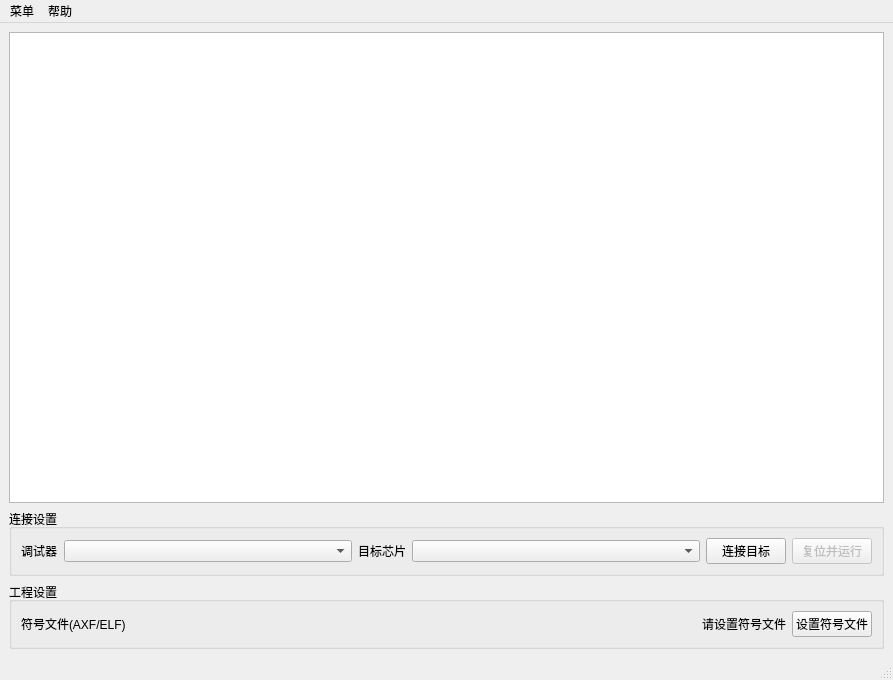
Old version of the form mainwindow.ui in the repository Skythinker616/LinkScope.
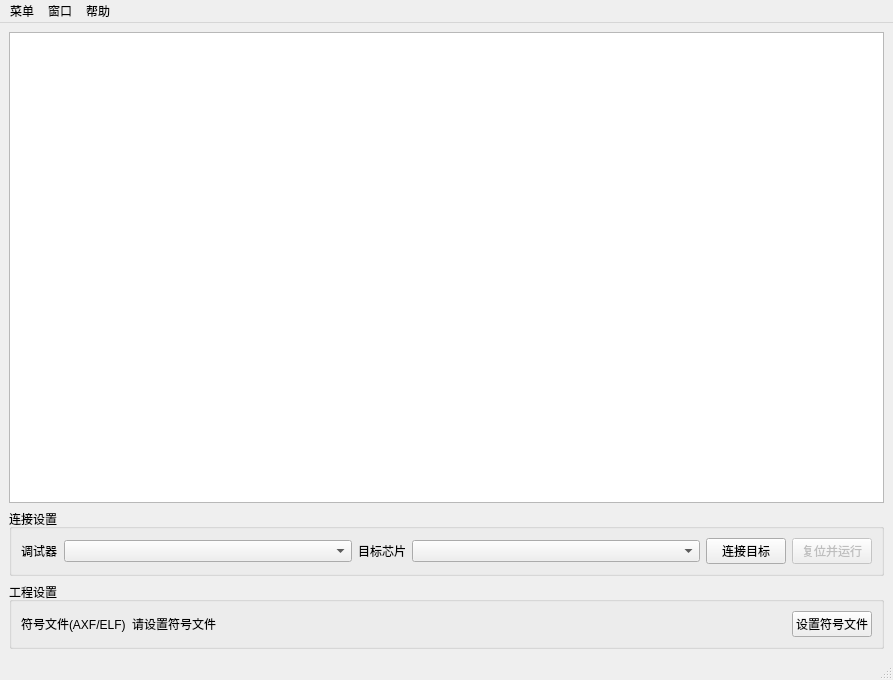
New version of the form.

Commit message: 增加变量选择器；美化帮助窗口和关于窗口；添加反馈通道；添加检查更新功能；版本号更新为V1.0.2

The edit to the form file:
```diff
--- a/mainwindow.ui
+++ b/mainwindow.ui
@@ -91,24 +91,23 @@
          </property>
         </widget>
        </item>
-       <item>
-        <spacer name="horizontalSpacer_2">
-         <property name="orientation">
-          <enum>Qt::Horizontal</enum>
-         </property>
-         <property name="sizeHint" stdset="0">
-          <size>
-           <width>557</width>
-           <height>20</height>
-          </size>
-         </property>
-        </spacer>
-       </item>
        <item>
         <widget class="QLabel" name="txt_axf_path">
+         <property name="sizePolicy">
+          <sizepolicy hsizetype="Expanding" vsizetype="Preferred">
+           <horstretch>0</horstretch>
+           <verstretch>0</verstretch>
+          </sizepolicy>
+         </property>
          <property name="text">
           <string>请设置符号文件</string>
          </property>
+         <property name="alignment">
+          <set>Qt::AlignLeading|Qt::AlignLeft|Qt::AlignVCenter</set>
+         </property>
+         <property name="wordWrap">
+          <bool>true</bool>
+         </property>
         </widget>
        </item>
        <item>
@@ -154,7 +153,15 @@
     <addaction name="action_homepage"/>
     <addaction name="action_about"/>
    </widget>
+   <widget class="QMenu" name="menu_3">
+    <property name="title">
+     <string>窗口</string>
+    </property>
+    <addaction name="action_show_graph"/>
+    <addaction name="action_show_selector"/>
+   </widget>
    <addaction name="menu"/>
+   <addaction name="menu_3"/>
    <addaction name="menu_2"/>
   </widget>
   <widget class="QStatusBar" name="statusbar"/>
```
Left out of the diff: 22 changed lines with no effect on the pictures. The commit also changes 21 other files.
